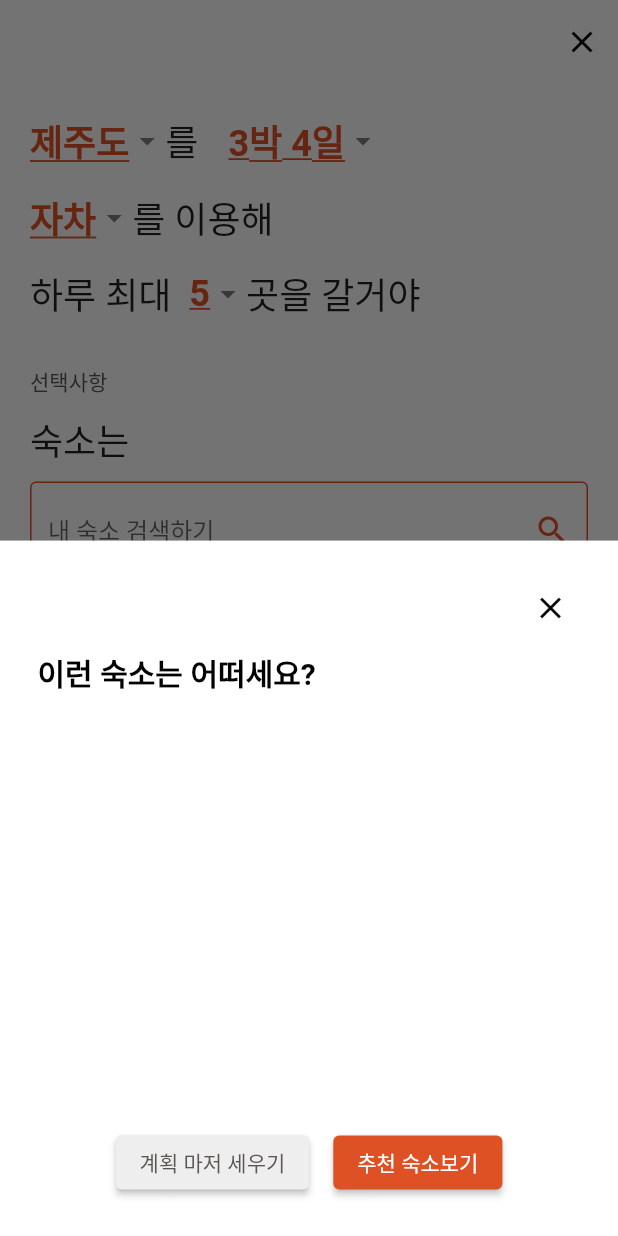
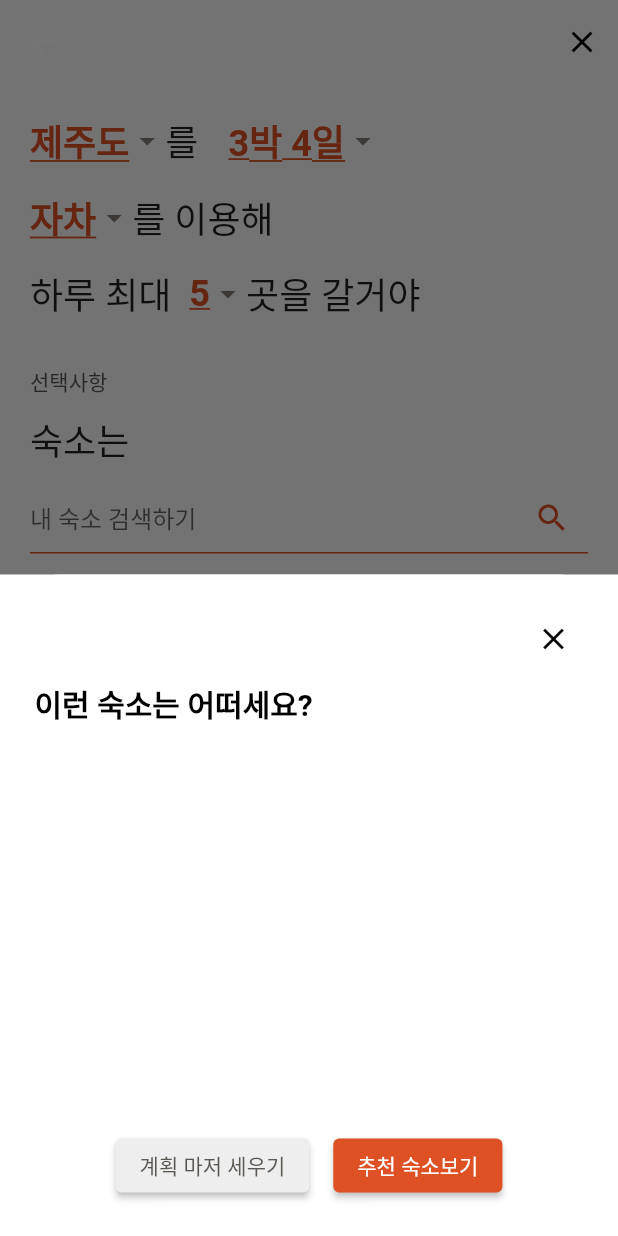
Before and after one commit to koboolean/chang_2nd_main_project, a Flutter app: the AddSchedule screen opened directly, after a tap on "확인", on a phone screen of 412 x 824 dp. Run offline on Flutter 3.47's test engine with Material 2 defaults, Android fonts, the light colour scheme and no system bars; our stand-ins replace cloud_firestore, firebase_auth, firebase_core; accounts and stored records are empty; Roboto replaces fonts that are missing (SpoqaHanSansNeo).

Commit message:
스케쥴 등록 관련 Commit

```diff
--- a/lib/screens/main.dart
+++ b/lib/main.dart
@@ -2,6 +2,7 @@ import 'package:chang_2nd_main_project/screens/add_schedule.dart';
 import 'package:chang_2nd_main_project/screens/favorite_list.dart';
 import 'package:chang_2nd_main_project/screens/home.dart';
 import 'package:chang_2nd_main_project/screens/login.dart';
+import 'package:chang_2nd_main_project/screens/main_page.dart';
 import 'package:chang_2nd_main_project/screens/place_info.dart';
 import 'package:chang_2nd_main_project/services/auth_service.dart';
 import 'package:cloud_firestore/cloud_firestore.dart';
@@ -37,7 +38,7 @@ class MyApp extends StatelessWidget {
         backgroundColor: Colors.white,
         iconTheme: IconThemeData(color: Color.fromRGBO(221, 81, 37, 1))
       ),
-      home: user == null ? LoginPage() : AddSchedule(),
+      home: user == null ? LoginPage() : MyHomePage(),
     );
   }
 }
--- a/lib/screens/add_schedule.dart
+++ b/lib/screens/add_schedule.dart
@@ -66,7 +66,7 @@ class _AddSchedulePageState extends State<AddSchedule> {
                         context: context,
                         builder: (BuildContext context) {
                           return Container(
-                            height: 500,
+                            height: 228,
                             color: Colors.white,
 
                           );
@@ -99,7 +99,7 @@ class _AddSchedulePageState extends State<AddSchedule> {
                         context: context,
                         builder: (BuildContext context) {
                           return Container(
-                            height: 500,
+                            height: 376,
                             color: Colors.white,
 
                           );
@@ -136,7 +136,7 @@ class _AddSchedulePageState extends State<AddSchedule> {
                           context: context,
                           builder: (BuildContext context) {
                             return Container(
-                              height: 500,
+                              height: 312,
                               color: Colors.white,
                             );
                           },
@@ -177,7 +177,7 @@ class _AddSchedulePageState extends State<AddSchedule> {
                           context: context,
                           builder: (BuildContext context) {
                             return Container(
-                              height: 500,
+                              height: 376,
                               color: Colors.white,
 
                             );
@@ -222,9 +222,9 @@ class _AddSchedulePageState extends State<AddSchedule> {
                 ,
                 TextField(
                   decoration: InputDecoration(
-                    enabledBorder: OutlineInputBorder(borderSide: BorderSide(color: Color.fromRGBO(221, 81, 37, 1))),
-                    disabledBorder: OutlineInputBorder(borderSide: BorderSide(color: Color.fromRGBO(221, 81, 37, 1))),
-                    focusedBorder: OutlineInputBorder(borderSide: BorderSide(width : 3,color: Color.fromRGBO(221, 81, 37, 1))),
+                    enabledBorder: UnderlineInputBorder(borderSide: BorderSide(color: Color.fromRGBO(221, 81, 37, 1))),
+                    disabledBorder: UnderlineInputBorder(borderSide: BorderSide(color: Color.fromRGBO(221, 81, 37, 1))),
+                    focusedBorder: UnderlineInputBorder(borderSide: BorderSide(width : 3,color: Color.fromRGBO(221, 81, 37, 1))),
                     hintText: "내 숙소 검색하기",
                     suffixIcon: IconButton(
                       icon: Icon(Icons.search,
@@ -250,10 +250,15 @@ class _AddSchedulePageState extends State<AddSchedule> {
                     onPressed: () {
                       showModalBottomSheet<void>(
                         context: context,
+                        shape: const RoundedRectangleBorder( // <-- SEE HERE
+                          borderRadius: BorderRadius.vertical(
+                            top: Radius.circular(40.0),
+                          ),
+                        ),
                         builder: (BuildContext context) {
                           return Container(
-                            height: 500,
-                            padding: EdgeInsets.all(25),
+                            height: 441,
+                            padding: EdgeInsets.all(23),
                             color: Colors.white,
                             child: Column(
                               children: [
@@ -308,8 +313,8 @@ class _AddSchedulePageState extends State<AddSchedule> {
                 )
               ]
             ),
+          ),
 
-          )
         );
       },
     );
--- a/lib/screens/login.dart
+++ b/lib/screens/login.dart
@@ -1,5 +1,6 @@
 import 'package:chang_2nd_main_project/screens/add_schedule.dart';
 import 'package:chang_2nd_main_project/screens/home.dart';
+import 'package:chang_2nd_main_project/screens/main_page.dart';
 import 'package:flutter/material.dart';
 import 'package:provider/provider.dart';
 
@@ -75,7 +76,7 @@ class _LoginPageState extends State<LoginPage> {
                             // HomePage로 이동
                             Navigator.pushReplacement(
                               context,
-                              MaterialPageRoute(builder: (context) => AddSchedule()),
+                              MaterialPageRoute(builder: (context) => MyHomePage()),
                             );
                           },
                           onError: (err) {
```
Also changed, not shown: lib/screens/main_page.dart (added, +41 -0 lines), 1 other file.
